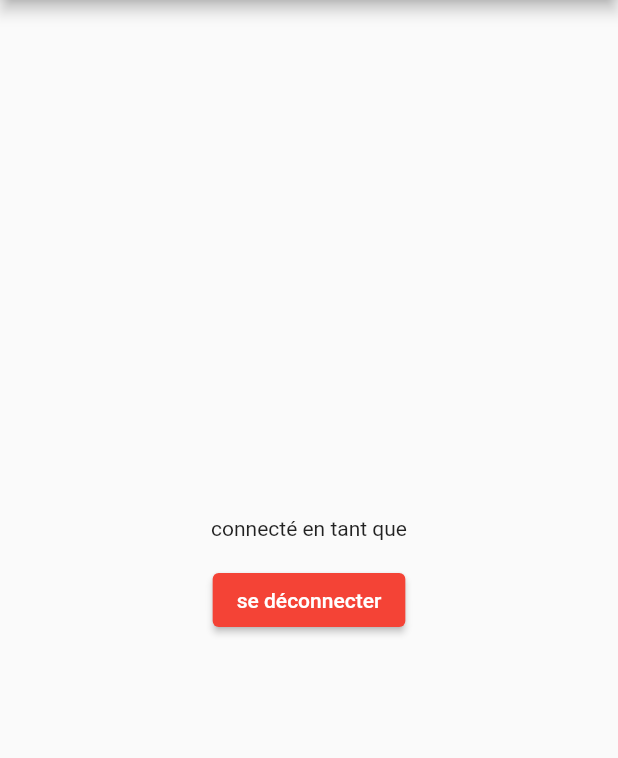
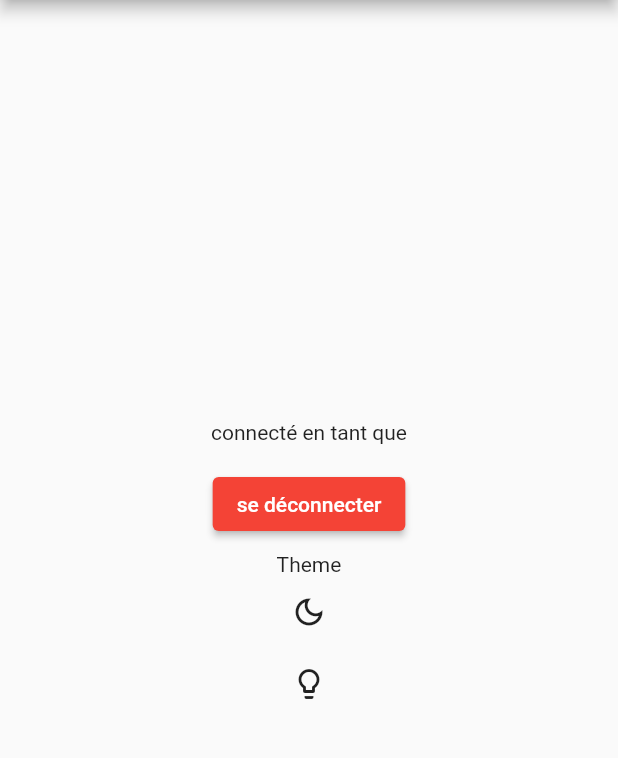
Before and after one commit to Jokay03J/frigostock-app, a Flutter app: the screen it shows once a user with an empty profile is signed in, item 3 of the bottom bar chosen, on a phone screen of 412 x 824 dp, the part 84-842 px from its top. Run offline on Flutter 3.47's test engine with Material 2 defaults, Android fonts, the phone set to English and light mode, and no system bars; our stand-ins replace cloud_firestore, dio, email_validator, firebase_auth, firebase_core; missing offline and left inert: flutter_barcode_scanner, quick_actions; accounts and stored records are empty; generated files the repository leaves out were written again.

Commit message:
update pages
*list_product.dart:
-fix floactingactionButton corretly and remove Expended widget
*account.dart:
-add two buttons for change theme mode(WIP)

```diff
--- a/lib/pages/account.dart
+++ b/lib/pages/account.dart
@@ -1,5 +1,6 @@
 import 'package:flutter/material.dart';
 import 'package:firebase_auth/firebase_auth.dart';
+import 'package:frigostock/main.dart';
 
 // ignore: unused_import
 import "account.dart" show Account;
@@ -36,11 +37,17 @@ class _AccountState extends State<Account> {
   }
 }
 
-class Connected extends StatelessWidget {
+class Connected extends StatefulWidget {
   const Connected({Key? key, required this.user}) : super(key: key);
 
   final User? user;
 
+  @override
+  _Connected createState() => _Connected();
+}
+
+class _Connected extends State<Connected> {
+  bool theme = false;
   @override
   Widget build(BuildContext context) {
     return Scaffold(
@@ -52,7 +59,7 @@ class Connected extends StatelessWidget {
           'connecté en tant que',
         ),
         Text(
-              '${user?.email}',
+          '${widget.user?.email}',
           style: const TextStyle(fontWeight: FontWeight.bold),
         ),
         ElevatedButton(
@@ -62,10 +69,27 @@ class Connected extends StatelessWidget {
             Navigator.pop(context);
           },
         ),
+        Padding(
+            padding: const EdgeInsets.all(8),
+            child: Center(
+                child: Column(
+              mainAxisAlignment: MainAxisAlignment.center,
+              children: <Widget>[
+                const Text("Theme"),
+                IconButton(
+                    onPressed: () {
+                      App.of(context)?.changeTheme(1);
+                    },
+                    icon: const Icon(Icons.dark_mode_outlined)),
+                IconButton(
+                    onPressed: () {
+                      App.of(context)?.changeTheme(2);
+                    },
+                    icon: const Icon(Icons.lightbulb_outlined)),
               ],
-        ),
-      ),
-    );
+            ))),
+      ],
+    )));
   }
 }
 
```
Also changed, not shown: lib/components/list_product.dart (+5 -9 lines). Lines whose indentation alone changed are shown as unchanged.
